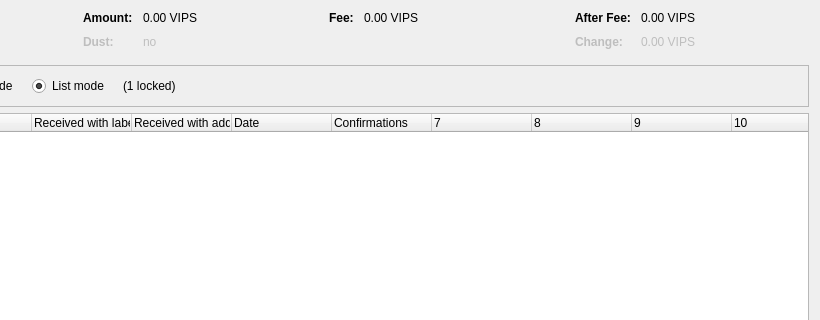
Above: src/qt/forms/coincontroldialog.ui from VIPSTARCOIN-MV/VIPSTARCOIN-MV before the change; both pictures show x 180 to 1000 and y 0 to 320 of the 1000 by 500 pixel window. Below: the same form after it.
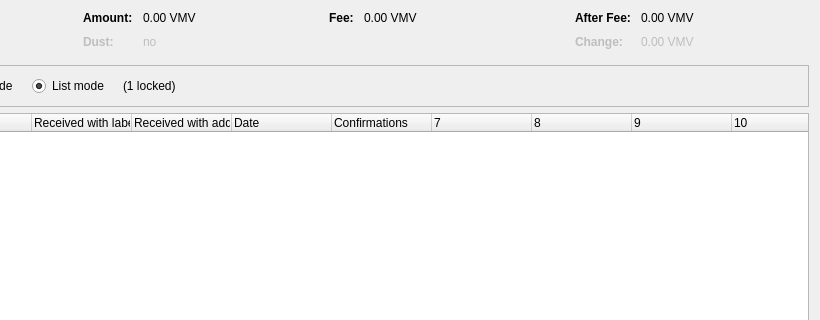
That is the form after the change. Custom widgets are drawn as their Qt base class.

Diff of the .ui file:
```diff
--- a/src/qt/forms/coincontroldialog.ui
+++ b/src/qt/forms/coincontroldialog.ui
@@ -132,7 +132,7 @@
           <enum>Qt::ActionsContextMenu</enum>
          </property>
          <property name="text">
-          <string notr="true">0.00 VIPS</string>
+          <string notr="true">0.00 VMV</string>
          </property>
          <property name="textInteractionFlags">
           <set>Qt::LinksAccessibleByMouse|Qt::TextSelectableByKeyboard|Qt::TextSelectableByMouse</set>
@@ -212,7 +212,7 @@
           <enum>Qt::ActionsContextMenu</enum>
          </property>
          <property name="text">
-          <string notr="true">0.00 VIPS</string>
+          <string notr="true">0.00 VMV</string>
          </property>
          <property name="textInteractionFlags">
           <set>Qt::LinksAccessibleByMouse|Qt::TextSelectableByKeyboard|Qt::TextSelectableByMouse</set>
@@ -257,7 +257,7 @@
           <enum>Qt::ActionsContextMenu</enum>
          </property>
          <property name="text">
-          <string notr="true">0.00 VIPS</string>
+          <string notr="true">0.00 VMV</string>
          </property>
          <property name="textInteractionFlags">
           <set>Qt::LinksAccessibleByMouse|Qt::TextSelectableByKeyboard|Qt::TextSelectableByMouse</set>
@@ -292,7 +292,7 @@
           <enum>Qt::ActionsContextMenu</enum>
          </property>
          <property name="text">
-          <string notr="true">0.00 VIPS</string>
+          <string notr="true">0.00 VMV</string>
          </property>
          <property name="textInteractionFlags">
           <set>Qt::LinksAccessibleByMouse|Qt::TextSelectableByKeyboard|Qt::TextSelectableByMouse</set>
```
